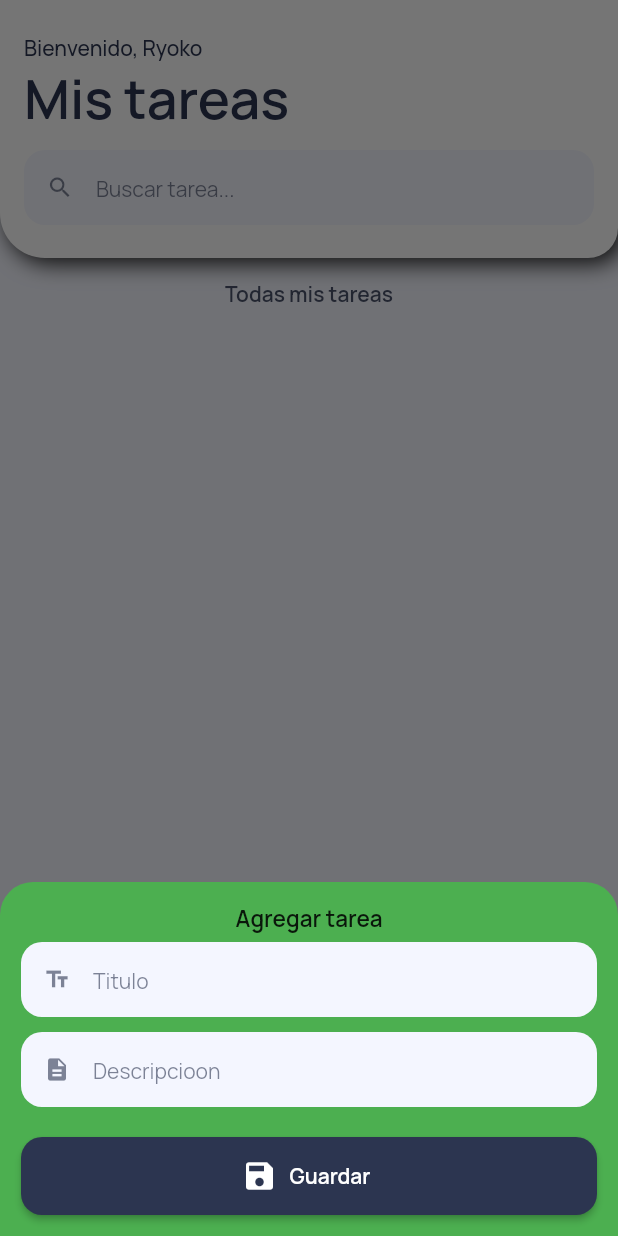
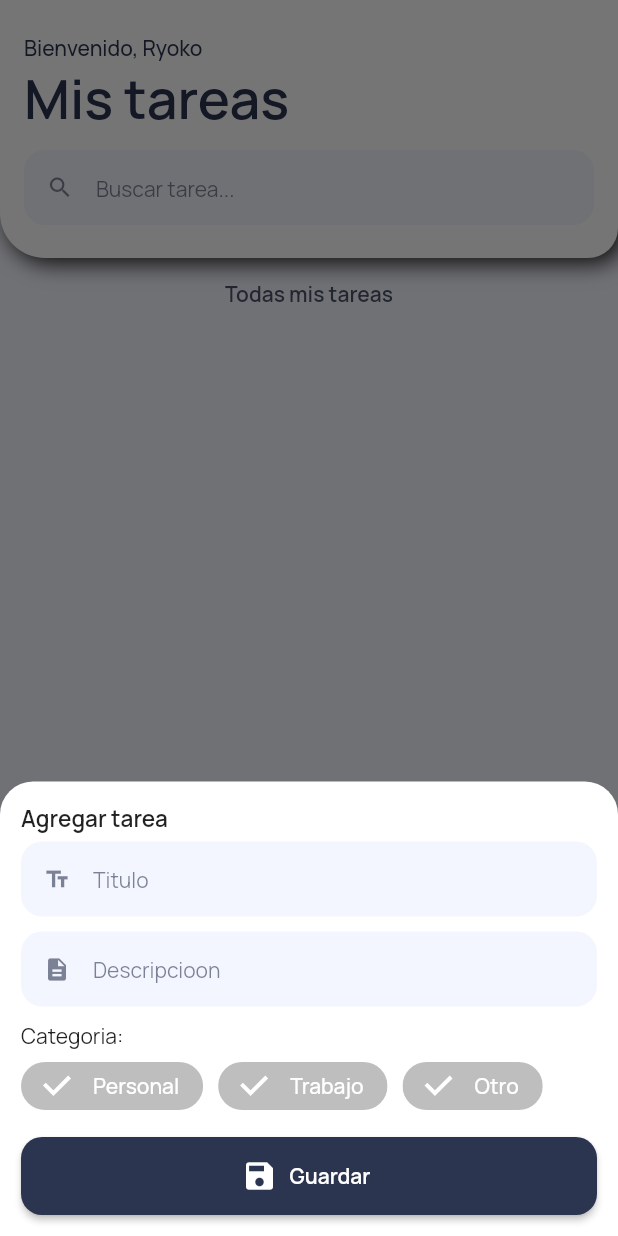
Before and after one commit to rexnike/firebase-tasks, a Flutter app: the screen it shows after launch, after a tap on "Nueva tarea", on a phone screen of 412 x 824 dp. Run offline on Flutter 3.47's test engine with Material 2 defaults, Android fonts, the phone set to English and light mode, and no system bars; our stand-ins replace cloud_firestore, firebase_core, google_fonts; accounts and stored records are empty.

Commit message:
doceavoo commit

```diff
--- a/lib/pages/home_page.dart
+++ b/lib/pages/home_page.dart
@@ -20,13 +20,14 @@ class HomePage extends StatelessWidget {
       return Container(
         padding: EdgeInsets.all(14.0),
         decoration: BoxDecoration(
-          color: Colors.green,
+          color: Colors.white,
           borderRadius: BorderRadius.only(
             topLeft: Radius.circular(22.0),
             topRight: Radius.circular(22.0),
             ),
         ),
         child: Column(
+          crossAxisAlignment: CrossAxisAlignment.start,
           mainAxisSize: MainAxisSize.min,
             children: [
               Text(
@@ -48,6 +49,51 @@ class HomePage extends StatelessWidget {
                 ),
 
                 divider10(),
+                Text("Categoria: "),
+                Wrap(
+                  crossAxisAlignment: WrapCrossAlignment.start,
+                  runAlignment: WrapAlignment.start,
+                  spacing: 10.0,
+                  children: [
+                    FilterChip(
+                  selected: true,
+                  backgroundColor: kBrandSecondColor,
+                  padding: const EdgeInsets.symmetric(horizontal: 8.0),
+                  selectedColor: categoryColor["Persnal"],
+                  checkmarkColor: Colors.white,
+                  labelStyle: TextStyle(
+                    color: Colors.white,
+                  ),
+                  label: Text("Personal"),
+                  onSelected: (bool value){},
+                   ),
+                   FilterChip(
+                  selected: true,
+                  backgroundColor: kBrandSecondColor,
+                  padding: const EdgeInsets.symmetric(horizontal: 8.0),
+                  selectedColor: categoryColor["Trabajo"],
+                  checkmarkColor: Colors.white,
+                  labelStyle: TextStyle(
+                    color: Colors.white,
+                  ),
+                  label: Text("Trabajo"),
+                  onSelected: (bool value){},
+                   ),
+                   FilterChip(
+                  selected: true,
+                  backgroundColor: kBrandSecondColor,
+                  padding: const EdgeInsets.symmetric(horizontal: 8.0),
+                  selectedColor: categoryColor["Otro"],
+                  checkmarkColor: Colors.white,
+                  labelStyle: TextStyle(
+                    color: Colors.white,
+                  ),
+                  label: Text("Otro"),
+                  onSelected: (bool value){},
+                   ),
+
+                  ],
+                ),
                 divider10(),
                 ButtonNormalWidget(),
             ],
@@ -157,7 +203,7 @@ class HomePage extends StatelessWidget {
                       //tasks.add(TaskModel.fromJson(myMap));
                     //});
 
-                    tasks = collection.docs.map((e) => TaskModel.fromJson(e.data() as Map<String, dynamic>) ).toList();
+                    tasks = collection.docs.map((e) => TaskModel.fromJson(e.data() as Map<String, dynamic>)).toList();
 
                     return ListView.builder(
                       itemCount: tasks.length,
```
Also changed, not shown: lib/model/task_model.dart (+4 -4 lines).
